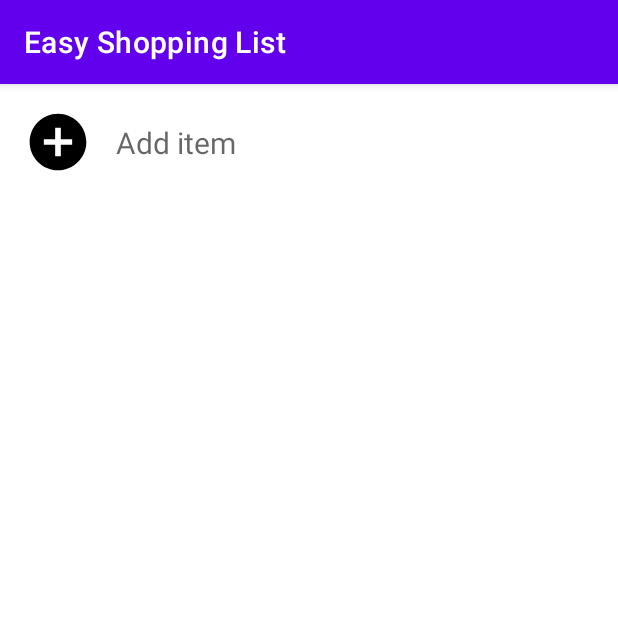
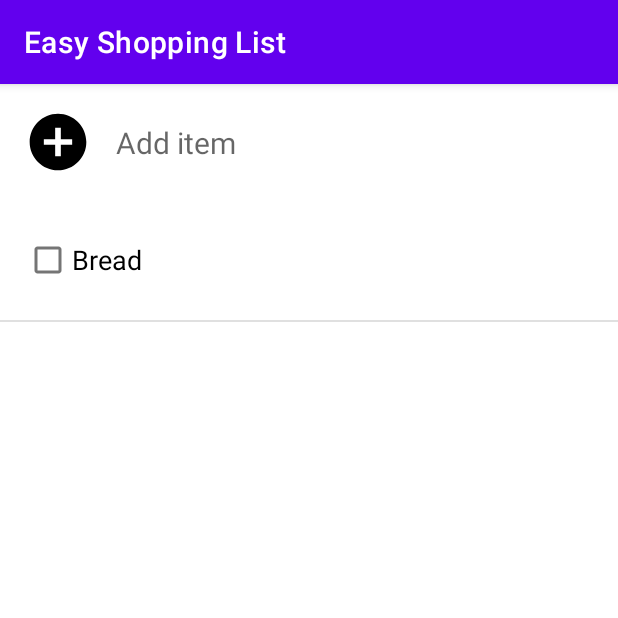
Before and after one commit to fredkobo/EasyShoppingList, an Android app: the screen it shows after launch (ListDetailActivity), after a tap on an icon or button, on a phone screen of 412 x 824 dp, the top half of it. Run offline under Robolectric (Android 15) with nearby library versions, the phone set to English and light mode, and no system bars.

Commit message:
Further work on detail screen

```diff
--- a/app/src/main/AndroidManifest.xml
+++ b/app/src/main/AndroidManifest.xml
@@ -9,8 +9,8 @@
         android:roundIcon="@mipmap/ic_launcher_round"
         android:supportsRtl="true"
         android:theme="@style/Theme.EasyShoppingList">
-        <activity android:name=".ListDetailActivity"></activity>
-        <activity android:name=".MainActivity">
+        <activity android:name=".view.ListDetailActivity"/>
+        <activity android:name=".view.MainActivity">
             <intent-filter>
                 <action android:name="android.intent.action.MAIN" />
 
--- a/app/src/main/java/za/co/fredkobo/easyshoppinglist/CreateListDialogInterface.kt
+++ /dev/null
@@ -1,5 +0,0 @@
-package za.co.fredkobo.easyshoppinglist
-
-interface CreateListDialogInterface {
-    fun createNewList(shoppingList: ShoppingList)
-}
--- a/app/src/main/java/za/co/fredkobo/easyshoppinglist/ListDetailActivity.kt
+++ /dev/null
@@ -1,29 +0,0 @@
-package za.co.fredkobo.easyshoppinglist
-
-import android.content.Context
-import androidx.appcompat.app.AppCompatActivity
-import android.os.Bundle
-import android.view.View
-import android.view.inputmethod.InputMethodManager
-import android.widget.EditText
-import android.widget.Toast
-
-class ListDetailActivity : AppCompatActivity() {
-    override fun onCreate(savedInstanceState: Bundle?) {
-        super.onCreate(savedInstanceState)
-        setContentView(R.layout.activity_list_detail)
-    }
-
-    fun addItemClicked(view: View) {
-        val nameEditText = findViewById<EditText>(R.id.et_add_list_item)
-        if(nameEditText.text.toString().isNotEmpty()) {
-            Toast.makeText(this, nameEditText.text.toString() + " to be added to list", Toast.LENGTH_SHORT).show()
-            hideKeyboard()
-        }
-    }
-
-    fun hideKeyboard() {
-        val imm = this.getSystemService(Context.INPUT_METHOD_SERVICE) as InputMethodManager
-        imm.hideSoftInputFromWindow(currentFocus?.windowToken, 0)
-    }
-}
--- a/app/src/main/java/za/co/fredkobo/easyshoppinglist/ListItemClickListener.kt
+++ b/app/src/main/java/za/co/fredkobo/easyshoppinglist/ListItemClickListener.kt
@@ -1,4 +1,6 @@
 package za.co.fredkobo.easyshoppinglist
+
+import za.co.fredkobo.easyshoppinglist.model.ShoppingList
 
 interface ListItemClickListener {
     fun onItemClicked(shoppingList: ShoppingList)
--- a/app/src/main/java/za/co/fredkobo/easyshoppinglist/ShoppingList.kt
+++ /dev/null
@@ -1,7 +0,0 @@
-package za.co.fredkobo.easyshoppinglist
-
-data class ShoppingList(
-    var name: String,
-    var lastEditDate: Long,
-    var items: ArrayList<String>
-)
--- a/app/src/main/java/za/co/fredkobo/easyshoppinglist/ListOfListsAdapter.kt
+++ b/app/src/main/java/za/co/fredkobo/easyshoppinglist/adapter/ListOfListsAdapter.kt
@@ -1,10 +1,13 @@
-package za.co.fredkobo.easyshoppinglist
+package za.co.fredkobo.easyshoppinglist.adapter
 
 import android.view.LayoutInflater
 import android.view.View
 import android.view.ViewGroup
 import android.widget.TextView
 import androidx.recyclerview.widget.RecyclerView
+import za.co.fredkobo.easyshoppinglist.ListItemClickListener
+import za.co.fredkobo.easyshoppinglist.R
+import za.co.fredkobo.easyshoppinglist.model.ShoppingList
 import java.text.SimpleDateFormat
 import java.util.*
 
--- /dev/null
+++ b/app/src/main/java/za/co/fredkobo/easyshoppinglist/adapter/ShoppingListAdapter.kt
@@ -0,0 +1,46 @@
+package za.co.fredkobo.easyshoppinglist.adapter
+
+import android.view.LayoutInflater
+import android.view.View
+import android.view.ViewGroup
+import android.widget.CheckBox
+import androidx.recyclerview.widget.RecyclerView
+import za.co.fredkobo.easyshoppinglist.R
+import za.co.fredkobo.easyshoppinglist.model.ShoppingListItem
+
+class ShoppingListAdapter(var items: List<ShoppingListItem>) :
+    RecyclerView.Adapter<ShoppingListAdapter.ShoppingListItemViewHolder>() {
+
+    class ShoppingListItemViewHolder(view: View) : RecyclerView.ViewHolder(view) {
+        private var checkBox: CheckBox? = null
+
+        init {
+            checkBox = itemView.findViewById(R.id.checkbox)
+        }
+
+        fun bind(shoppingListItem: ShoppingListItem) {
+            checkBox?.isChecked = shoppingListItem.tickedoff
+            checkBox?.text = shoppingListItem.name
+        }
+    }
+
+    override fun onCreateViewHolder(parent: ViewGroup, viewType: Int): ShoppingListItemViewHolder {
+        return ShoppingListItemViewHolder(
+            LayoutInflater.from(parent.context)
+                .inflate(R.layout.list_item_detail, parent, false)
+        )
+    }
+
+    override fun onBindViewHolder(holder: ShoppingListItemViewHolder, position: Int) {
+        holder.bind(items[position])
+    }
+
+    override fun getItemCount(): Int {
+        return items.size
+    }
+
+    fun setNewList(newList: MutableList<ShoppingListItem>) {
+        this.items = newList
+        notifyDataSetChanged()
+    }
+}
--- a/app/src/main/java/za/co/fredkobo/easyshoppinglist/CreateListDialogFragment.kt
+++ b/app/src/main/java/za/co/fredkobo/easyshoppinglist/dialog/CreateListDialogFragment.kt
@@ -1,4 +1,4 @@
-package za.co.fredkobo.easyshoppinglist
+package za.co.fredkobo.easyshoppinglist.dialog
 
 import android.os.Bundle
 import android.view.LayoutInflater
@@ -7,13 +7,15 @@ import android.view.ViewGroup
 import android.widget.Button
 import android.widget.EditText
 import androidx.fragment.app.DialogFragment
+import za.co.fredkobo.easyshoppinglist.R
+import za.co.fredkobo.easyshoppinglist.model.ShoppingList
 
 class CreateListDialogFragment : DialogFragment() {
 
     companion object {
         lateinit var createListInterface: CreateListDialogInterface
         fun newInstance(createListInterface: CreateListDialogInterface): CreateListDialogFragment {
-            this.createListInterface = createListInterface
+            Companion.createListInterface = createListInterface
             return CreateListDialogFragment()
         }
     }
--- /dev/null
+++ b/app/src/main/java/za/co/fredkobo/easyshoppinglist/dialog/CreateListDialogInterface.kt
@@ -0,0 +1,7 @@
+package za.co.fredkobo.easyshoppinglist.dialog
+
+import za.co.fredkobo.easyshoppinglist.model.ShoppingList
+
+interface CreateListDialogInterface {
+    fun createNewList(shoppingList: ShoppingList)
+}
--- /dev/null
+++ b/app/src/main/java/za/co/fredkobo/easyshoppinglist/model/ShoppingList.kt
@@ -0,0 +1,7 @@
+package za.co.fredkobo.easyshoppinglist.model
+
+data class ShoppingList(
+    var name: String,
+    var lastEditDate: Long,
+    var items: ArrayList<ShoppingListItem>
+)
--- /dev/null
+++ b/app/src/main/java/za/co/fredkobo/easyshoppinglist/model/ShoppingListItem.kt
@@ -0,0 +1,6 @@
+package za.co.fredkobo.easyshoppinglist.model
+
+data class ShoppingListItem(
+    var name: String,
+    var tickedoff: Boolean
+)
--- /dev/null
+++ b/app/src/main/java/za/co/fredkobo/easyshoppinglist/view/ListDetailActivity.kt
@@ -0,0 +1,52 @@
+package za.co.fredkobo.easyshoppinglist.view
+
+import android.content.Context
+import android.graphics.drawable.ClipDrawable
+import android.os.Bundle
+import android.view.View
+import android.view.inputmethod.InputMethodManager
+import android.widget.EditText
+import androidx.appcompat.app.AppCompatActivity
+import androidx.lifecycle.Observer
+import androidx.lifecycle.ViewModelProvider
+import androidx.recyclerview.widget.DividerItemDecoration
+import androidx.recyclerview.widget.RecyclerView
+import za.co.fredkobo.easyshoppinglist.R
+import za.co.fredkobo.easyshoppinglist.adapter.ShoppingListAdapter
+import za.co.fredkobo.easyshoppinglist.model.ShoppingListItem
+import za.co.fredkobo.easyshoppinglist.viewmodel.ListDetailViewModel
+
+class ListDetailActivity : AppCompatActivity() {
+
+    lateinit var viewModel: ListDetailViewModel
+    override fun onCreate(savedInstanceState: Bundle?) {
+        super.onCreate(savedInstanceState)
+        setContentView(R.layout.activity_list_detail)
+
+        viewModel = ViewModelProvider(this).get(ListDetailViewModel::class.java)
+
+        val recyclerView = findViewById<RecyclerView>(R.id.recycler_view_detail)
+        recyclerView.addItemDecoration(DividerItemDecoration(this, ClipDrawable.HORIZONTAL))
+        val adapter = ShoppingListAdapter(emptyList())
+        recyclerView.adapter = adapter
+
+        val shoppingListObserver = Observer<MutableList<ShoppingListItem>> { list ->
+            adapter.setNewList(list)
+        }
+        viewModel.shoppingListItems.observe(this, shoppingListObserver)
+    }
+
+    fun addItemClicked(view: View) {
+        val nameEditText = findViewById<EditText>(R.id.et_add_list_item)
+        if (nameEditText.text.toString().isNotEmpty()) {
+            viewModel.addNewItem(ShoppingListItem(nameEditText.text.toString(), false))
+            nameEditText.text.clear()
+            hideKeyboard()
+        }
+    }
+
+    fun hideKeyboard() {
+        val imm = this.getSystemService(Context.INPUT_METHOD_SERVICE) as InputMethodManager
+        imm.hideSoftInputFromWindow(currentFocus?.windowToken, 0)
+    }
+}
--- a/app/src/main/java/za/co/fredkobo/easyshoppinglist/MainActivity.kt
+++ b/app/src/main/java/za/co/fredkobo/easyshoppinglist/view/MainActivity.kt
@@ -1,15 +1,21 @@
-package za.co.fredkobo.easyshoppinglist
+package za.co.fredkobo.easyshoppinglist.view
 
 import android.content.Intent
 import android.graphics.drawable.ClipDrawable.HORIZONTAL
 import android.os.Bundle
-import android.util.Log
 import android.view.View
 import androidx.appcompat.app.AppCompatActivity
 import androidx.lifecycle.Observer
 import androidx.lifecycle.ViewModelProvider
 import androidx.recyclerview.widget.DividerItemDecoration
 import androidx.recyclerview.widget.RecyclerView
+import za.co.fredkobo.easyshoppinglist.ListItemClickListener
+import za.co.fredkobo.easyshoppinglist.R
+import za.co.fredkobo.easyshoppinglist.adapter.ListOfListsAdapter
+import za.co.fredkobo.easyshoppinglist.dialog.CreateListDialogFragment
+import za.co.fredkobo.easyshoppinglist.dialog.CreateListDialogInterface
+import za.co.fredkobo.easyshoppinglist.model.ShoppingList
+import za.co.fredkobo.easyshoppinglist.viewmodel.MainViewModel
 
 
 class MainActivity : AppCompatActivity(), CreateListDialogInterface, ListItemClickListener {
@@ -21,16 +27,15 @@ class MainActivity : AppCompatActivity(), CreateListDialogInterface, ListItemCli
         setContentView(R.layout.activity_main)
         viewModel = ViewModelProvider(this).get(MainViewModel::class.java)
 
-        val recyclerView = findViewById<RecyclerView>(R.id.recycler_view)
+        val recyclerView = findViewById<RecyclerView>(R.id.recycler_view_main)
         recyclerView.addItemDecoration(DividerItemDecoration(this, HORIZONTAL))
         val adapter = ListOfListsAdapter(emptyList(), this)
         recyclerView.adapter = adapter
 
-        val colourListObserver = Observer<MutableList<ShoppingList>> { list ->
+        val shoppingListObserver = Observer<MutableList<ShoppingList>> { list ->
             adapter.setNewList(list)
-            Log.d(TAG, "New List: " + list)
         }
-        viewModel.listOfShoppingLists.observe(this, colourListObserver)
+        viewModel.listOfShoppingLists.observe(this, shoppingListObserver)
 
     }
 
--- /dev/null
+++ b/app/src/main/java/za/co/fredkobo/easyshoppinglist/viewmodel/ListDetailViewModel.kt
@@ -0,0 +1,30 @@
+package za.co.fredkobo.easyshoppinglist.viewmodel
+
+import androidx.lifecycle.MutableLiveData
+import androidx.lifecycle.ViewModel
+import za.co.fredkobo.easyshoppinglist.model.ShoppingListItem
+
+class ListDetailViewModel : ViewModel() {
+
+    private var _list: MutableList<ShoppingListItem> =
+        mutableListOf(ShoppingListItem("Bread", false))
+
+    val shoppingListItems: MutableLiveData<MutableList<ShoppingListItem>> by lazy {
+        MutableLiveData<MutableList<ShoppingListItem>>()
+    }
+
+    init {
+        shoppingListItems.value = _list
+    }
+
+    fun addNewItem(shoppingListItem: ShoppingListItem) {
+        if (!_list.contains(shoppingListItem)) {
+            _list.add(shoppingListItem)
+            shoppingListItems.value = _list
+        }
+    }
+
+    companion object {
+        const val TAG = "ListDetailViewModel"
+    }
+}
--- a/app/src/main/res/layout/activity_list_detail.xml
+++ b/app/src/main/res/layout/activity_list_detail.xml
@@ -4,7 +4,7 @@
     xmlns:tools="http://schemas.android.com/tools"
     android:layout_width="match_parent"
     android:layout_height="match_parent"
-    tools:context=".ListDetailActivity">
+    tools:context=".view.ListDetailActivity">
 
     <ImageView
         android:id="@+id/iv_add"
@@ -34,10 +34,12 @@
         app:layout_constraintTop_toTopOf="@+id/iv_add" />
 
     <androidx.recyclerview.widget.RecyclerView
-        android:id="@+id/recyclerView"
+        android:id="@+id/recycler_view_detail"
         android:layout_width="match_parent"
-        android:layout_height="472dp"
+        android:layout_height="0dp"
         android:layout_marginTop="16dp"
+        app:layoutManager="androidx.recyclerview.widget.LinearLayoutManager"
+        app:layout_constraintBottom_toBottomOf="parent"
         app:layout_constraintEnd_toEndOf="parent"
         app:layout_constraintStart_toStartOf="parent"
         app:layout_constraintTop_toBottomOf="@+id/iv_add" />
--- a/app/src/main/res/layout/activity_main.xml
+++ b/app/src/main/res/layout/activity_main.xml
@@ -4,7 +4,7 @@
     xmlns:tools="http://schemas.android.com/tools"
     android:layout_width="match_parent"
     android:layout_height="match_parent"
-    tools:context=".MainActivity">
+    tools:context=".view.MainActivity">
 
     <com.google.android.material.floatingactionbutton.FloatingActionButton
         android:id="@+id/ic_fab"
@@ -19,7 +19,7 @@
         app:srcCompat="@android:drawable/ic_input_add" />
 
     <androidx.recyclerview.widget.RecyclerView
-        android:id="@+id/recycler_view"
+        android:id="@+id/recycler_view_main"
         android:layout_width="0dp"
         android:layout_height="0dp"
         app:layoutManager="androidx.recyclerview.widget.LinearLayoutManager"
--- /dev/null
+++ b/app/src/main/res/layout/list_item_detail.xml
@@ -0,0 +1,22 @@
+<?xml version="1.0" encoding="utf-8"?>
+<androidx.constraintlayout.widget.ConstraintLayout xmlns:android="http://schemas.android.com/apk/res/android"
+    xmlns:app="http://schemas.android.com/apk/res-auto"
+    xmlns:tools="http://schemas.android.com/tools"
+    android:layout_width="match_parent"
+    android:layout_height="wrap_content">
+
+    <CheckBox
+        android:id="@+id/checkbox"
+        android:layout_width="match_parent"
+        android:layout_height="wrap_content"
+        android:layout_marginStart="16dp"
+        android:layout_marginTop="16dp"
+        android:layout_marginEnd="16dp"
+        android:layout_marginBottom="16dp"
+        android:textSize="18sp"
+        app:layout_constraintBottom_toBottomOf="parent"
+        app:layout_constraintEnd_toEndOf="parent"
+        app:layout_constraintStart_toStartOf="parent"
+        app:layout_constraintTop_toTopOf="parent"
+        tools:text="CheckBox" />
+</androidx.constraintlayout.widget.ConstraintLayout>
```
Also changed, not shown: app/src/main/java/za/co/fredkobo/easyshoppinglist/viewmodel/MainViewModel.kt (renamed from app/src/main/java/za/co/fredkobo/easyshoppinglist/MainViewModel.kt, +5 -5 lines).
